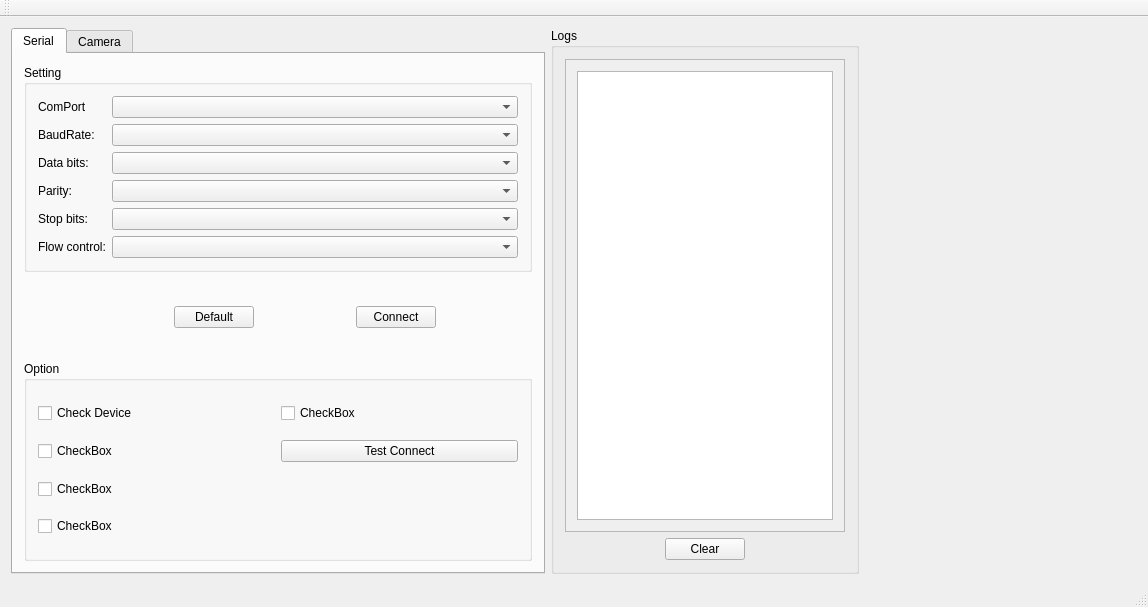
Qt form mainwindow.ui (darkdragon276/ROBOT_5DOF_GUI) before a commit.
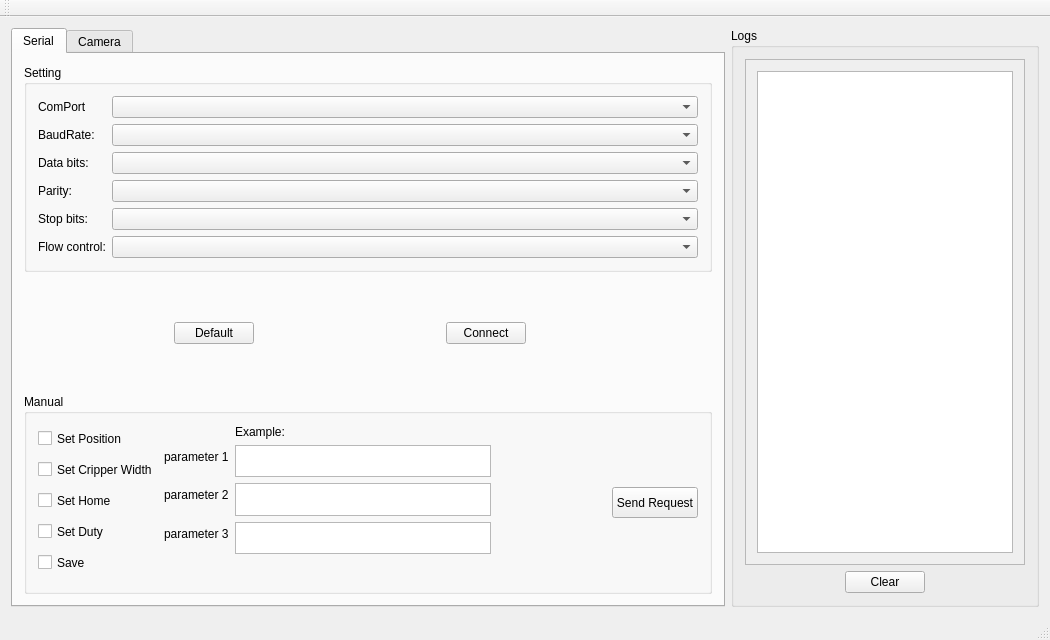
The same form after that commit. The open tabs and pages were chosen to show the change.

Commit message: add manual control

Patch:
```diff
--- a/mainwindow.ui
+++ b/mainwindow.ui
@@ -6,8 +6,8 @@
    <rect>
     <x>0</x>
     <y>0</y>
-    <width>1148</width>
-    <height>607</height>
+    <width>1030</width>
+    <height>640</height>
    </rect>
   </property>
   <property name="windowTitle">
@@ -38,12 +38,12 @@
             <x>0</x>
             <y>0</y>
             <width>274</width>
-            <height>449</height>
+            <height>482</height>
            </rect>
           </property>
           <layout class="QVBoxLayout" name="verticalLayout_2">
            <item>
-            <widget class="QTextEdit" name="textEdit"/>
+            <widget class="QTextEdit" name="textEdit_logs"/>
            </item>
           </layout>
          </widget>
@@ -92,7 +92,7 @@
     <item row="1" column="1">
      <widget class="QTabWidget" name="tabWidget">
       <property name="currentIndex">
-       <number>1</number>
+       <number>0</number>
       </property>
       <widget class="QWidget" name="tabSerial">
        <attribute name="title">
@@ -162,69 +162,6 @@
           </item>
          </layout>
         </item>
-        <item row="4" column="0">
-         <widget class="QGroupBox" name="groupBox_SerialOption">
-          <property name="sizePolicy">
-           <sizepolicy hsizetype="Minimum" vsizetype="Minimum">
-            <horstretch>0</horstretch>
-            <verstretch>0</verstretch>
-           </sizepolicy>
-          </property>
-          <property name="minimumSize">
-           <size>
-            <width>0</width>
-            <height>200</height>
-           </size>
-          </property>
-          <property name="title">
-           <string>Option</string>
-          </property>
-          <layout class="QGridLayout" name="gridLayout_3">
-           <item row="0" column="0">
-            <widget class="QCheckBox" name="checkBox">
-             <property name="text">
-              <string>Check Device</string>
-             </property>
-            </widget>
-           </item>
-           <item row="1" column="1">
-            <widget class="QPushButton" name="pushButton_Test">
-             <property name="text">
-              <string>Test Connect</string>
-             </property>
-            </widget>
-           </item>
-           <item row="0" column="1">
-            <widget class="QCheckBox" name="checkBox_5">
-             <property name="text">
-              <string>CheckBox</string>
-             </property>
-            </widget>
-           </item>
-           <item row="3" column="0">
-            <widget class="QCheckBox" name="checkBox_3">
-             <property name="text">
-              <string>CheckBox</string>
-             </property>
-            </widget>
-           </item>
-           <item row="2" column="0">
-            <widget class="QCheckBox" name="checkBox_2">
-             <property name="text">
-              <string>CheckBox</string>
-             </property>
-            </widget>
-           </item>
-           <item row="1" column="0">
-            <widget class="QCheckBox" name="checkBox_4">
-             <property name="text">
-              <string>CheckBox</string>
-             </property>
-            </widget>
-           </item>
-          </layout>
-         </widget>
-        </item>
         <item row="0" column="0">
          <widget class="QGroupBox" name="groupBox_SerialSetting">
           <property name="title">
@@ -298,19 +235,6 @@
           </layout>
          </widget>
         </item>
-        <item row="3" column="0">
-         <spacer name="verticalSpacer">
-          <property name="orientation">
-           <enum>Qt::Vertical</enum>
-          </property>
-          <property name="sizeHint" stdset="0">
-           <size>
-            <width>0</width>
-            <height>0</height>
-           </size>
-          </property>
-         </spacer>
-        </item>
         <item row="1" column="0">
          <spacer name="verticalSpacer_2">
           <property name="orientation">
@@ -324,6 +248,246 @@
           </property>
          </spacer>
         </item>
+        <item row="3" column="0">
+         <spacer name="verticalSpacer">
+          <property name="orientation">
+           <enum>Qt::Vertical</enum>
+          </property>
+          <property name="sizeHint" stdset="0">
+           <size>
+            <width>0</width>
+            <height>0</height>
+           </size>
+          </property>
+         </spacer>
+        </item>
+        <item row="5" column="0">
+         <widget class="QGroupBox" name="groupBox_ManualRequest">
+          <property name="sizePolicy">
+           <sizepolicy hsizetype="Preferred" vsizetype="Minimum">
+            <horstretch>0</horstretch>
+            <verstretch>0</verstretch>
+           </sizepolicy>
+          </property>
+          <property name="minimumSize">
+           <size>
+            <width>0</width>
+            <height>200</height>
+           </size>
+          </property>
+          <property name="title">
+           <string>Manual</string>
+          </property>
+          <layout class="QHBoxLayout" name="horizontalLayout_5">
+           <item>
+            <layout class="QVBoxLayout" name="verticalLayout_5">
+             <item>
+              <widget class="QCheckBox" name="checkBox_SetPos">
+               <property name="maximumSize">
+                <size>
+                 <width>149</width>
+                 <height>23</height>
+                </size>
+               </property>
+               <property name="text">
+                <string>Set Position</string>
+               </property>
+              </widget>
+             </item>
+             <item>
+              <widget class="QCheckBox" name="checkBox_SetWidth">
+               <property name="maximumSize">
+                <size>
+                 <width>149</width>
+                 <height>23</height>
+                </size>
+               </property>
+               <property name="text">
+                <string>Set Cripper Width</string>
+               </property>
+              </widget>
+             </item>
+             <item>
+              <widget class="QCheckBox" name="checkBox_SetHome">
+               <property name="maximumSize">
+                <size>
+                 <width>149</width>
+                 <height>23</height>
+                </size>
+               </property>
+               <property name="text">
+                <string>Set Home</string>
+               </property>
+              </widget>
+             </item>
+             <item>
+              <widget class="QCheckBox" name="checkBox_SetDuty">
+               <property name="maximumSize">
+                <size>
+                 <width>149</width>
+                 <height>23</height>
+                </size>
+               </property>
+               <property name="text">
+                <string>Set Duty</string>
+               </property>
+              </widget>
+             </item>
+             <item>
+              <widget class="QCheckBox" name="checkBox_Save">
+               <property name="maximumSize">
+                <size>
+                 <width>149</width>
+                 <height>23</height>
+                </size>
+               </property>
+               <property name="text">
+                <string>Save</string>
+               </property>
+              </widget>
+             </item>
+            </layout>
+           </item>
+           <item>
+            <layout class="QFormLayout" name="formLayout_2">
+             <item row="1" column="0">
+              <widget class="QLabel" name="label_Para1">
+               <property name="text">
+                <string>parameter 1</string>
+               </property>
+              </widget>
+             </item>
+             <item row="1" column="1">
+              <widget class="QTextEdit" name="textEdit_Para1">
+               <property name="sizePolicy">
+                <sizepolicy hsizetype="Fixed" vsizetype="Fixed">
+                 <horstretch>0</horstretch>
+                 <verstretch>0</verstretch>
+                </sizepolicy>
+               </property>
+               <property name="minimumSize">
+                <size>
+                 <width>256</width>
+                 <height>32</height>
+                </size>
+               </property>
+               <property name="maximumSize">
+                <size>
+                 <width>256</width>
+                 <height>32</height>
+                </size>
+               </property>
+              </widget>
+             </item>
+             <item row="2" column="0">
+              <widget class="QLabel" name="label_Para2">
+               <property name="text">
+                <string>parameter 2</string>
+               </property>
+              </widget>
+             </item>
+             <item row="2" column="1">
+              <widget class="QTextEdit" name="textEdit_Para2">
+               <property name="sizePolicy">
+                <sizepolicy hsizetype="Fixed" vsizetype="Fixed">
+                 <horstretch>0</horstretch>
+                 <verstretch>0</verstretch>
+                </sizepolicy>
+               </property>
+               <property name="minimumSize">
+                <size>
+                 <width>256</width>
+                 <height>33</height>
+                </size>
+               </property>
+               <property name="maximumSize">
+                <size>
+                 <width>256</width>
+                 <height>33</height>
+                </size>
+               </property>
+              </widget>
+             </item>
+             <item row="3" column="0">
+              <widget class="QLabel" name="label_Para3">
+               <property name="text">
+                <string>parameter 3</string>
+               </property>
+              </widget>
+             </item>
+             <item row="3" column="1">
+              <widget class="QTextEdit" name="textEdit_Para3">
+               <property name="sizePolicy">
+                <sizepolicy hsizetype="Fixed" vsizetype="Fixed">
+                 <horstretch>0</horstretch>
+                 <verstretch>0</verstretch>
+                </sizepolicy>
+               </property>
+               <property name="minimumSize">
+                <size>
+                 <width>256</width>
+                 <height>32</height>
+                </size>
+               </property>
+               <property name="maximumSize">
+                <size>
+                 <width>256</width>
+                 <height>32</height>
+                </size>
+               </property>
+              </widget>
+             </item>
+             <item row="4" column="1">
+              <spacer name="horizontalSpacer_10">
+               <property name="orientation">
+                <enum>Qt::Horizontal</enum>
+               </property>
+               <property name="sizeHint" stdset="0">
+                <size>
+                 <width>40</width>
+                 <height>20</height>
+                </size>
+               </property>
+              </spacer>
+             </item>
+             <item row="4" column="0">
+              <spacer name="horizontalSpacer_11">
+               <property name="orientation">
+                <enum>Qt::Horizontal</enum>
+               </property>
+               <property name="sizeHint" stdset="0">
+                <size>
+                 <width>40</width>
+                 <height>20</height>
+                </size>
+               </property>
+              </spacer>
+             </item>
+             <item row="0" column="1">
+              <widget class="QLabel" name="label_ManualExamplePara">
+               <property name="text">
+                <string>Example:</string>
+               </property>
+              </widget>
+             </item>
+            </layout>
+           </item>
+           <item>
+            <widget class="QPushButton" name="pushButton_Request">
+             <property name="maximumSize">
+              <size>
+               <width>102</width>
+               <height>31</height>
+              </size>
+             </property>
+             <property name="text">
+              <string>Send Request</string>
+             </property>
+            </widget>
+           </item>
+          </layout>
+         </widget>
+        </item>
        </layout>
       </widget>
       <widget class="QWidget" name="tabCamera">
@@ -416,8 +580,8 @@
              </property>
              <property name="minimumSize">
               <size>
-               <width>480</width>
-               <height>320</height>
+               <width>660</width>
+               <height>400</height>
               </size>
              </property>
              <property name="maximumSize">
@@ -432,8 +596,11 @@
              <property name="frameShape">
               <enum>QFrame::Box</enum>
              </property>
+             <property name="frameShadow">
+              <enum>QFrame::Sunken</enum>
+             </property>
              <property name="lineWidth">
-              <number>2</number>
+              <number>1</number>
              </property>
              <property name="text">
               <string>Video</string>
@@ -527,12 +694,6 @@
       </widget>
      </widget>
     </item>
-    <item row="1" column="3">
-     <widget class="QStackedWidget" name="stackedWidget">
-      <widget class="QWidget" name="page"/>
-      <widget class="QWidget" name="page_2"/>
-     </widget>
-    </item>
    </layout>
   </widget>
   <widget class="QMenuBar" name="menuBar">
@@ -540,7 +701,7 @@
     <rect>
      <x>0</x>
      <y>0</y>
-     <width>1148</width>
+     <width>1030</width>
      <height>22</height>
     </rect>
    </property>
```
The commit also changes 3 other files.
